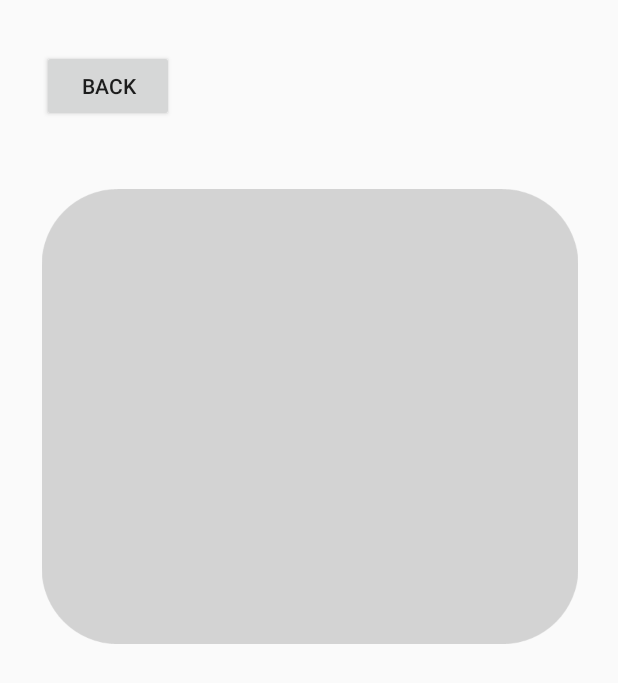
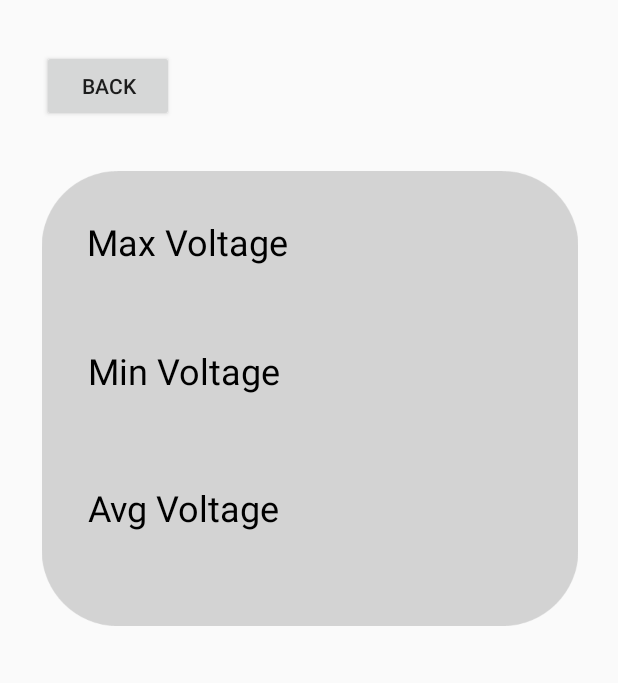
Before and after one commit to PP1-P000089CSITCP/Bluetooth_Use-this, an Android app: the layout battery_information_in_detail.xml on its own in the app's theme, with its tools: preview values and no code run, on a phone screen of 412 x 824 dp. Shown: the top 683 px of the screen. Run offline under Robolectric (Android 15) with nearby library versions, the phone set to English and light mode, and no system bars.

Commit message:
Added "Max Voltage", "Min Voltage" and "Avg Voltage".

```diff
--- a/app/src/main/res/layout/battery_information_in_detail.xml
+++ b/app/src/main/res/layout/battery_information_in_detail.xml
@@ -26,7 +26,47 @@
         app:layout_constraintHorizontal_bias="0.516"
         app:layout_constraintStart_toStartOf="parent"
         app:layout_constraintTop_toTopOf="parent"
-        app:layout_constraintVertical_bias="0.242"
+        app:layout_constraintVertical_bias="0.219"
         app:srcCompat="@drawable/batteryinformationbackground" />
 
+    <TextView
+        android:id="@+id/maxvoltagetext"
+        android:layout_width="136dp"
+        android:layout_height="56dp"
+        android:text="Max Voltage"
+        android:textColor="#000000"
+        android:textSize="24sp"
+        app:layout_constraintBottom_toTopOf="@+id/minvoltagetext"
+        app:layout_constraintEnd_toEndOf="parent"
+        app:layout_constraintHorizontal_bias="0.21"
+        app:layout_constraintStart_toStartOf="parent"
+        app:layout_constraintTop_toTopOf="@+id/backgroundimage1" />
+
+    <TextView
+        android:id="@+id/minvoltagetext"
+        android:layout_width="136dp"
+        android:layout_height="56dp"
+        android:text="Min Voltage"
+        android:textColor="#000000"
+        android:textSize="24sp"
+        app:layout_constraintBottom_toTopOf="@+id/avgvoltagetext"
+        app:layout_constraintEnd_toEndOf="@+id/backgroundimage1"
+        app:layout_constraintHorizontal_bias="0.172"
+        app:layout_constraintStart_toStartOf="@+id/backgroundimage1"
+        app:layout_constraintTop_toTopOf="@+id/backgroundimage1"
+        app:layout_constraintVertical_bias="0.769" />
+
+    <TextView
+        android:id="@+id/avgvoltagetext"
+        android:layout_width="136dp"
+        android:layout_height="56dp"
+        android:layout_marginTop="208dp"
+        android:text="Avg Voltage"
+        android:textColor="#000000"
+        android:textSize="24sp"
+        app:layout_constraintEnd_toEndOf="@+id/backgroundimage1"
+        app:layout_constraintHorizontal_bias="0.172"
+        app:layout_constraintStart_toStartOf="@+id/backgroundimage1"
+        app:layout_constraintTop_toTopOf="@+id/backgroundimage1" />
+
 </androidx.constraintlayout.widget.ConstraintLayout>
```
